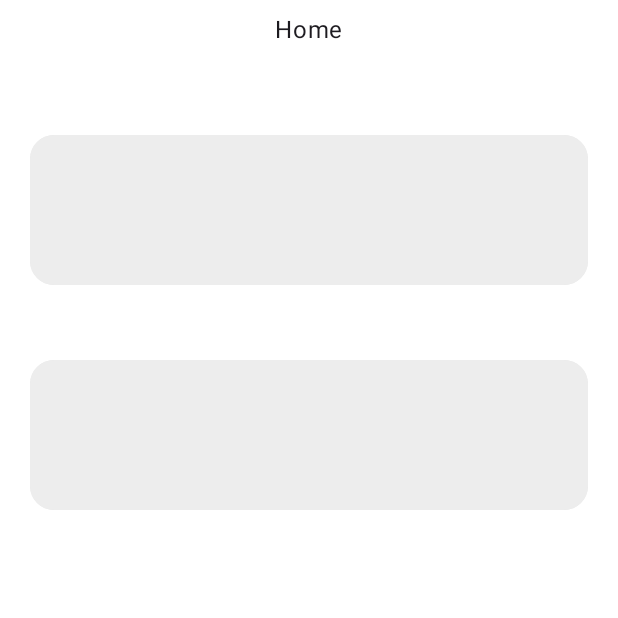
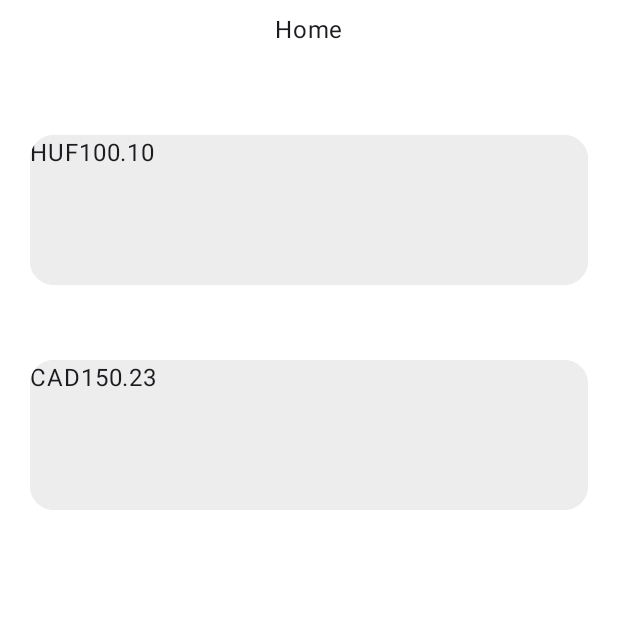
Before and after one commit to dratonyi/CurrencyExchangeRates, an Android app built with Jetpack Compose: the screen it shows after launch (MainActivity), on a phone screen of 412 x 824 dp, the top half of it. Run offline under Robolectric (Android 15) with nearby library versions, the phone set to English and light mode, and no system bars; our stand-ins replace accompanist.

Commit message:
added more structure to card UI and started working on backend to text fields

```diff
--- a/app/src/main/java/com/example/currencyexchangerates/MainActivity.kt
+++ b/app/src/main/java/com/example/currencyexchangerates/MainActivity.kt
@@ -32,10 +32,19 @@ class MainActivity : ComponentActivity() {
                     modifier = Modifier.fillMaxSize(),
                     color = MaterialTheme.colorScheme.background // This will apply your Compose background
                 ) {
-                    MainBackground()
+                    MainBackground(
+                        viewModel.baseCurrency,
+                        viewModel.targetCurrency
+                    )
                 }
             }
         }
+    }
+
+    override fun onDestroy() {
+        super.onDestroy()
+
+        //save the current currencies and amounts to a local database
     }
 }
 
--- a/app/src/main/java/com/example/currencyexchangerates/MainViewModel.kt
+++ b/app/src/main/java/com/example/currencyexchangerates/MainViewModel.kt
@@ -6,12 +6,31 @@ import kotlinx.coroutines.flow.MutableStateFlow
 import kotlinx.coroutines.flow.asStateFlow
 
 class MainViewModel : ViewModel() {
-    private val _baseCurrency = MutableStateFlow(Currency.getInstance("EUR"))
+    private val _baseCurrency = MutableStateFlow(Currency.getInstance("HUF"))
     val baseCurrency = _baseCurrency.asStateFlow()
+    private val _baseAmount = MutableStateFlow("100.21")
+    val baseAmount = _baseAmount.asStateFlow()
+
     private val _targetCurrency = MutableStateFlow(Currency.getInstance("CAD"))
     val targetCurrency = _targetCurrency.asStateFlow()
+    private val _targetAmount = MutableStateFlow("100.21")
+    val targetAmount = _targetAmount.asStateFlow()
 
     init {
 
     }
+
+    private fun formatCurrency(amount: Double, currency: Currency): String {
+        val fractionDigits = currency.defaultFractionDigits
+        return "%.${fractionDigits}f".format(amount)
+    }
+
+    fun updateAmount(newAmount: Double, code: String) {
+        when(code) {
+            _baseCurrency.value.currencyCode -> {_baseAmount.value = formatCurrency(newAmount, _baseCurrency.value)}
+            _targetCurrency.value.currencyCode -> {_targetAmount.value = formatCurrency(newAmount, _targetCurrency.value)}
+        }
+
+        //once a conversion rate is available also update the value of target/base currency here
+    }
 }
--- a/app/src/main/java/com/example/currencyexchangerates/ui/components/CurrencyCard.kt
+++ b/app/src/main/java/com/example/currencyexchangerates/ui/components/CurrencyCard.kt
@@ -1,8 +1,15 @@
 package com.example.currencyexchangerates.ui.components
 
+import java.math.BigDecimal
+import java.math.RoundingMode
+import android.icu.text.DecimalFormat
+import android.icu.util.Currency
+import androidx.compose.foundation.Image
 import androidx.compose.foundation.background
 import androidx.compose.foundation.layout.Box
+import androidx.compose.foundation.layout.Row
 import androidx.compose.foundation.layout.fillMaxHeight
+import androidx.compose.foundation.layout.fillMaxSize
 import androidx.compose.foundation.layout.fillMaxWidth
 import androidx.compose.foundation.layout.height
 import androidx.compose.foundation.layout.padding
@@ -10,6 +17,7 @@ import androidx.compose.foundation.layout.size
 import androidx.compose.foundation.shape.RoundedCornerShape
 import androidx.compose.material3.MaterialTheme
 import androidx.compose.material3.Surface
+import androidx.compose.material3.Text
 import androidx.compose.runtime.Composable
 import androidx.compose.ui.Modifier
 import androidx.compose.ui.draw.clip
@@ -21,7 +29,10 @@ import com.example.currencyexchangerates.R
 import com.example.currencyexchangerates.ui.theme.MyAppTheme
 
 @Composable
-fun CurrencyCard() {
+fun CurrencyCard(
+    currency: Currency,
+    amount: Double
+) {
     Surface(
         modifier = Modifier
             .fillMaxWidth()
@@ -30,7 +41,20 @@ fun CurrencyCard() {
             .background(color = MaterialTheme.colorScheme.surface, RoundedCornerShape(16.dp))
             .clip(RoundedCornerShape(16.dp))
     ) {
+        Row(
+            modifier = Modifier
+                .fillMaxSize()
+        ) {
+            Text(
+                text = currency.currencyCode
+            )
 
+            Text(
+                text = "%.${currency.defaultFractionDigits}f".format(amount)
+                 //BigDecimal(amount).setScale(currency.defaultFractionDigits, RoundingMode.HALF_UP).toString()
+                //BigDecimal(amount).setScale(currency.defaultFractionDigits, RoundingMode.HALF_UP).toString()
+            )
+        }
     }
 }
 
@@ -38,6 +62,6 @@ fun CurrencyCard() {
 @Composable
 fun PreviewCurrencyCard() {
     MyAppTheme {
-        CurrencyCard()
+        CurrencyCard(Currency.getInstance("EUR"), 100.21123)
     }
 }
--- a/app/src/main/java/com/example/currencyexchangerates/ui/screens/MainScreen.kt
+++ b/app/src/main/java/com/example/currencyexchangerates/ui/screens/MainScreen.kt
@@ -1,5 +1,6 @@
 package com.example.currencyexchangerates.ui.screens
 
+import android.icu.util.Currency
 import androidx.compose.foundation.layout.Box
 import androidx.compose.foundation.layout.Column
 import androidx.compose.foundation.layout.Spacer
@@ -10,6 +11,8 @@ import androidx.compose.foundation.layout.height
 import androidx.compose.material3.MaterialTheme
 import androidx.compose.material3.Surface
 import androidx.compose.runtime.Composable
+import androidx.compose.runtime.collectAsState
+import androidx.compose.runtime.getValue
 import androidx.compose.ui.Alignment
 import androidx.compose.ui.Modifier
 import androidx.compose.ui.tooling.preview.Preview
@@ -17,10 +20,17 @@ import androidx.compose.ui.unit.dp
 import com.example.currencyexchangerates.ui.components.CurrencyCard
 import com.example.currencyexchangerates.ui.components.TopBar
 import com.example.currencyexchangerates.ui.theme.MyAppTheme
+import kotlinx.coroutines.flow.MutableStateFlow
+import kotlinx.coroutines.flow.StateFlow
 
 @Composable
 fun MainBackground(
+    baseCurrency: StateFlow<Currency>,
+    targetCurrency: StateFlow<Currency>
 ) {
+    val base by baseCurrency.collectAsState()
+    val target by targetCurrency.collectAsState()
+
     Column(
         modifier = Modifier
             .fillMaxWidth()
@@ -30,9 +40,9 @@ fun MainBackground(
     ) {
         TopBar()
         Spacer(modifier = Modifier.height(50.dp))
-        CurrencyCard()
+        CurrencyCard(base, 100.10)
         Spacer(modifier = Modifier.height(50.dp))
-        CurrencyCard()
+        CurrencyCard(target, 150.23)
     }
 
 }
@@ -48,7 +58,9 @@ fun MainBackgroundPreview() {
             modifier = Modifier.fillMaxSize(),
             color = MaterialTheme.colorScheme.background // This will apply your Compose background
         ) {
-            MainBackground()
+            MainBackground(
+                MutableStateFlow(Currency.getInstance("EUR")),
+                MutableStateFlow(Currency.getInstance("CAD")))
         }
     }
 }
@@ -64,7 +76,9 @@ fun MainBackgroundLightPreview() {
             modifier = Modifier.fillMaxSize(),
             color = MaterialTheme.colorScheme.background // This will apply your Compose background
         ) {
-            MainBackground()
+            MainBackground(
+                MutableStateFlow(Currency.getInstance("EUR")),
+                MutableStateFlow(Currency.getInstance("CAD")))
         }
     }
 }
```
